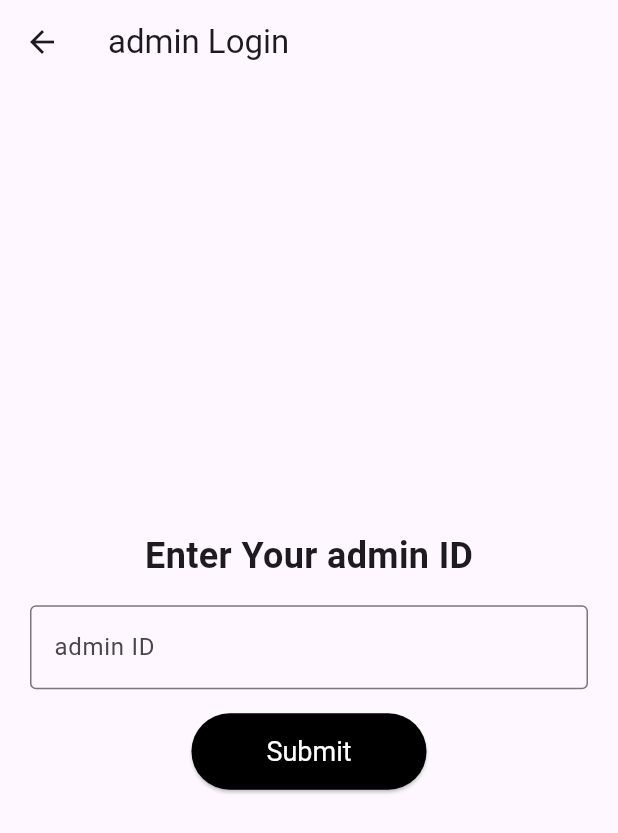
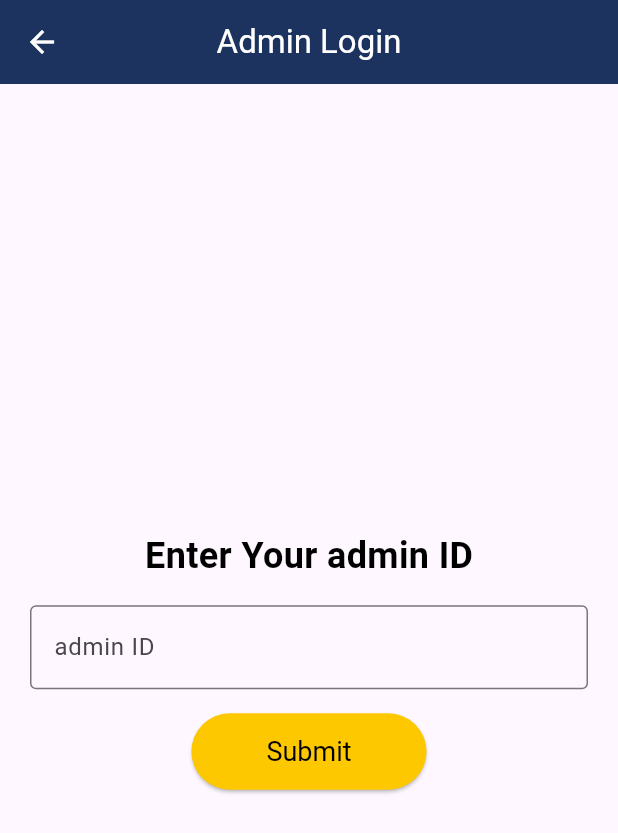
Before and after one commit to Amgooodd/survey-center, a Flutter app: the AdminLogin screen opened by its route, on a phone screen of 412 x 824 dp. Shown: the top 833 px of the screen. Run offline on Flutter 3.47's test engine with Material 3 defaults, Android fonts, the phone set to English and light mode, and no system bars; our stand-ins replace cloud_firestore, firebase_core; accounts and stored records are empty.

Commit message:
Update admin_login.dart

```diff
--- a/lib/screens/admin_login.dart
+++ b/lib/screens/admin_login.dart
@@ -48,7 +48,13 @@ class _adminLoginState extends State<AdminLogin> {
   Widget build(BuildContext context) {
     return Scaffold(
       appBar: AppBar(
-        title: Text("admin Login"),
+        title: Text("Admin Login", style: TextStyle(color: Colors.white)),
+        backgroundColor: const Color.fromARGB(255, 28, 51, 95),
+        leading: IconButton(
+          icon: Icon(Icons.arrow_back, color: Colors.white),
+          onPressed: () => Navigator.pop(context),
+        ),
+        centerTitle: true,
       ),
       body: Padding(
         padding: const EdgeInsets.all(20.0),
@@ -57,7 +63,10 @@ class _adminLoginState extends State<AdminLogin> {
           children: [
             Text(
               "Enter Your admin ID",
-              style: TextStyle(fontSize: 24, fontWeight: FontWeight.bold),
+              style: TextStyle(
+                  fontSize: 24,
+                  fontWeight: FontWeight.bold,
+                  color: Colors.black),
             ),
             SizedBox(height: 16),
             TextField(
@@ -73,11 +82,11 @@ class _adminLoginState extends State<AdminLogin> {
             ElevatedButton(
               onPressed: _validateadminId,
               style: ElevatedButton.styleFrom(
-                backgroundColor: Colors.black,
+                backgroundColor: Color.fromARGB(255, 253, 200, 0),
                 padding: EdgeInsets.symmetric(horizontal: 50, vertical: 15),
                 textStyle: TextStyle(fontSize: 18),
               ),
-              child: Text("Submit", style: TextStyle(color: Colors.white)),
+              child: Text("Submit", style: TextStyle(color: Colors.black)),
             ),
           ],
         ),
```
